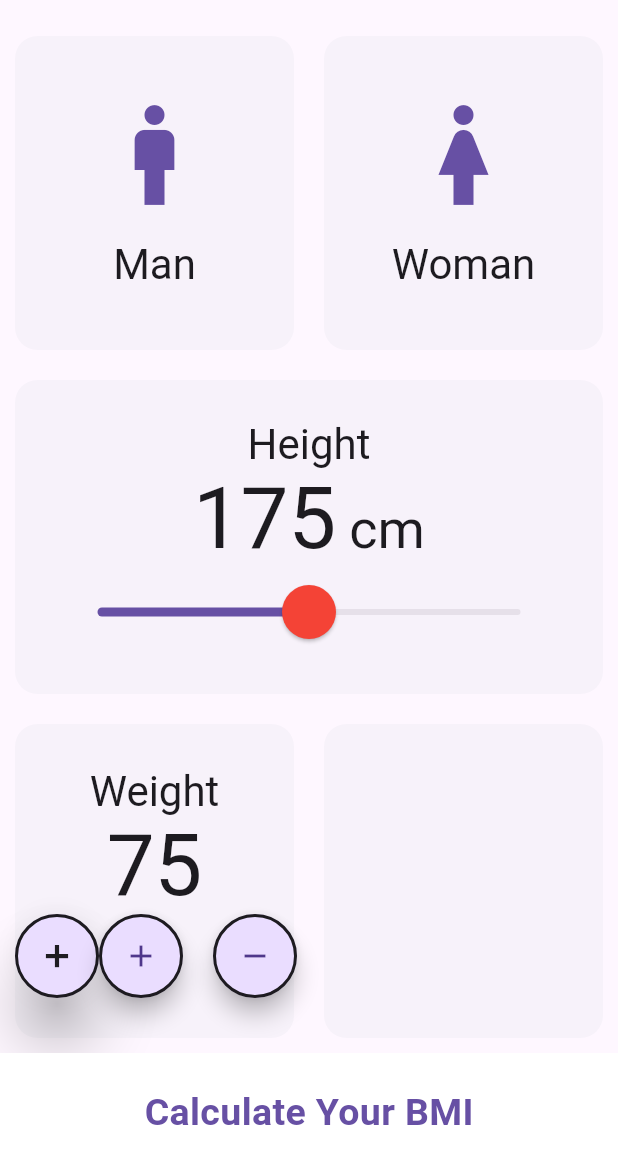
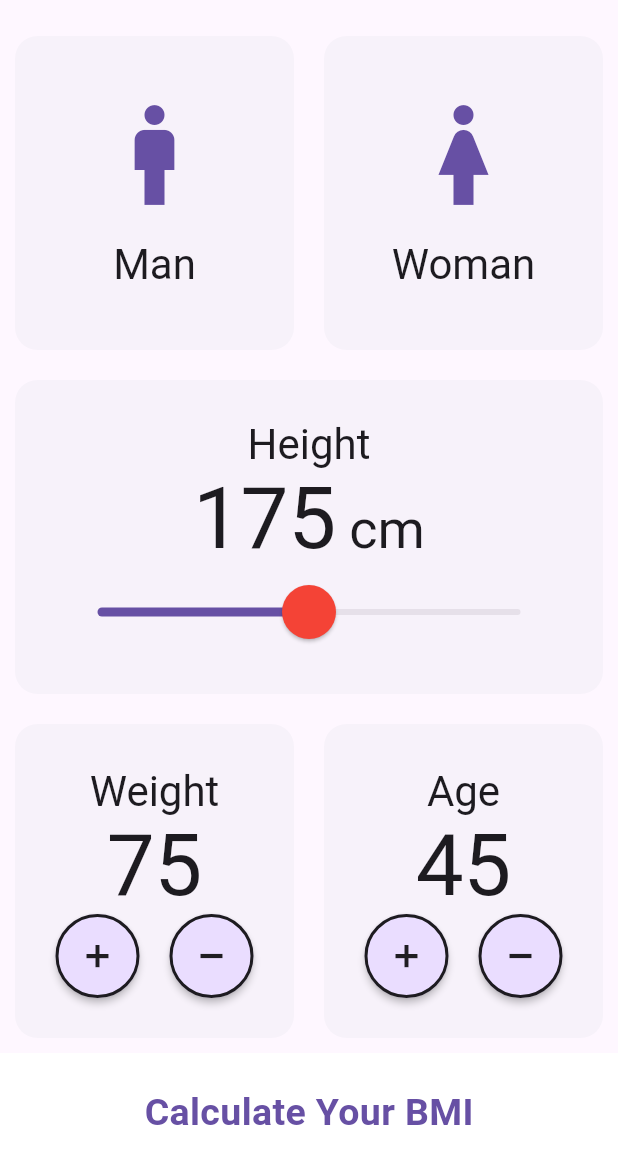
Before and after one commit to stiehle/bmi_calc, a Flutter app: the screen it shows after launch, on a phone screen of 412 x 824 dp, the part 63-1236 px from its top. Run offline on Flutter 3.47's test engine with Material 3 defaults, Android fonts, the phone set to English and light mode, and no system bars.

Commit message:
Update age handling and replace FloatingActionButtons with RoundIconButtons in InputPage

```diff
--- a/lib/features/page/input_page.dart
+++ b/lib/features/page/input_page.dart
@@ -24,7 +24,7 @@ class _InputPageState extends State<InputPage> {
   bool cardWomanPressed = false;
   double sliderHeight = 175;
   int weight = 75;
-  int age = 25;
+  int age = 45;
 
   void toggleCardsGender({required Gender gender}) {
     debugPrint('---->${gender.name}');
@@ -163,38 +163,86 @@ class _InputPageState extends State<InputPage> {
                                 });
                               },
                             ),
-                            FloatingActionButton(
-                              shape: CircleBorder(
-                                side: BorderSide(
-                                  color: Theme.of(
-                                    context,
-                                  ).colorScheme.onSurface,
-                                  width: 2.0,
-                                ),
-                              ),
-                              onPressed: () {
-                                setState(() {
-                                  weight++;
-                                });
-                              },
-                              child: const Icon(Icons.add),
-                            ),
                             const SizedBox(width: 20),
-                            FloatingActionButton(
-                              shape: CircleBorder(
-                                side: BorderSide(
-                                  color: Theme.of(
-                                    context,
-                                  ).colorScheme.onSurface,
-                                  width: 2.0,
-                                ),
-                              ),
+                            RoundIconButton(
+                              icon: Icons.remove,
                               onPressed: () {
                                 setState(() {
                                   weight--;
                                 });
                               },
-                              child: const Icon(Icons.remove),
+                            ),
+                            // FloatingActionButton(
+                            //   shape: CircleBorder(
+                            //     side: BorderSide(
+                            //       color: Theme.of(
+                            //         context,
+                            //       ).colorScheme.onSurface,
+                            //       width: 2.0,
+                            //     ),
+                            //   ),
+                            //   onPressed: () {
+                            //     setState(() {
+                            //       weight++;
+                            //     });
+                            //   },
+                            //   child: const Icon(Icons.add),
+                            // ),
+                            // const SizedBox(width: 20),
+                            // FloatingActionButton(
+                            //   shape: CircleBorder(
+                            //     side: BorderSide(
+                            //       color: Theme.of(
+                            //         context,
+                            //       ).colorScheme.onSurface,
+                            //       width: 2.0,
+                            //     ),
+                            //   ),
+                            //   onPressed: () {
+                            //     setState(() {
+                            //       weight--;
+                            //     });
+                            //   },
+                            //   child: const Icon(Icons.remove),
+                            // ),
+                          ],
+                        ),
+                      ],
+                    ),
+                  ),
+                ),
+                Expanded(
+                  child: ReusableCard(
+                    cardChild: Column(
+                      mainAxisAlignment: MainAxisAlignment.center,
+                      children: [
+                        Text(
+                          'Age',
+                          style: Theme.of(context).textTheme.headlineMedium,
+                        ),
+                        Text(
+                          age.toString(),
+                          style: Theme.of(context).textTheme.displayLarge,
+                        ),
+                        Row(
+                          mainAxisAlignment: MainAxisAlignment.center,
+                          children: [
+                            RoundIconButton(
+                              icon: Icons.add,
+                              onPressed: () {
+                                setState(() {
+                                  age++;
+                                });
+                              },
+                            ),
+                            const SizedBox(width: 20),
+                            RoundIconButton(
+                              icon: Icons.remove,
+                              onPressed: () {
+                                setState(() {
+                                  age--;
+                                });
+                              },
                             ),
                           ],
                         ),
@@ -202,7 +250,6 @@ class _InputPageState extends State<InputPage> {
                     ),
                   ),
                 ),
-                Expanded(child: ReusableCard()),
               ],
             ),
           ),
@@ -253,7 +300,7 @@ class RoundIconButton extends StatelessWidget {
   Widget build(BuildContext context) {
     return RawMaterialButton(
       onPressed: onPressed,
-      elevation: 16.0,
+      // elevation: 6.0,
       constraints: const BoxConstraints.tightFor(width: 56.0, height: 56.0),
       // shape: const CircleBorder(),
       shape: CircleBorder(
```
